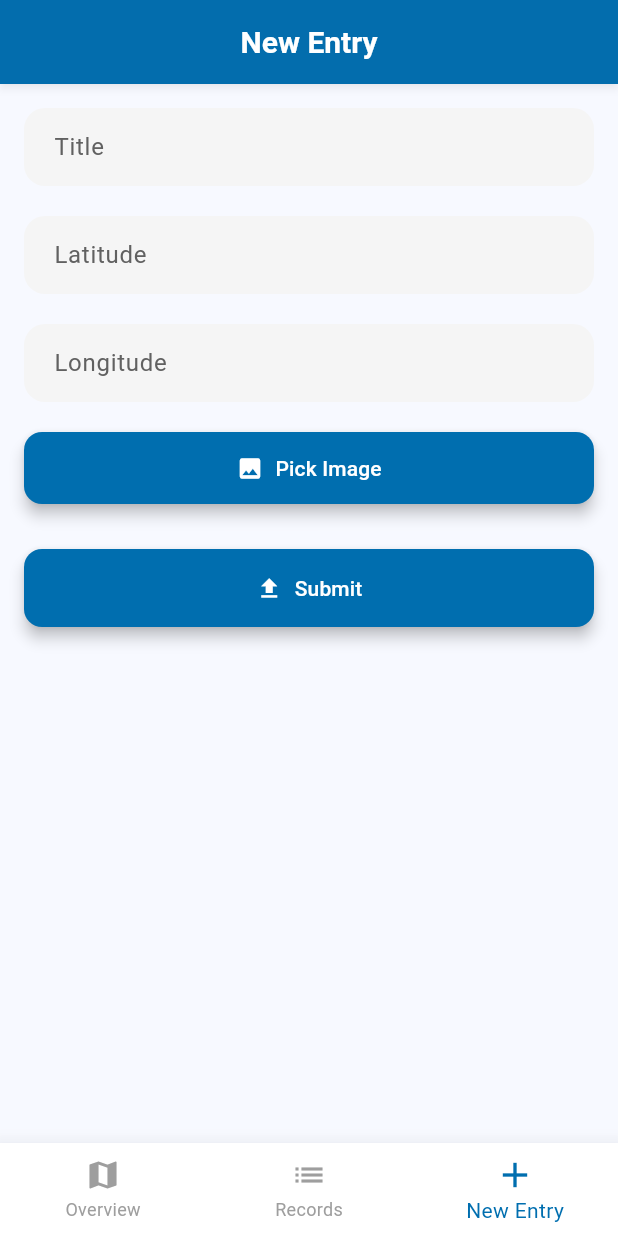
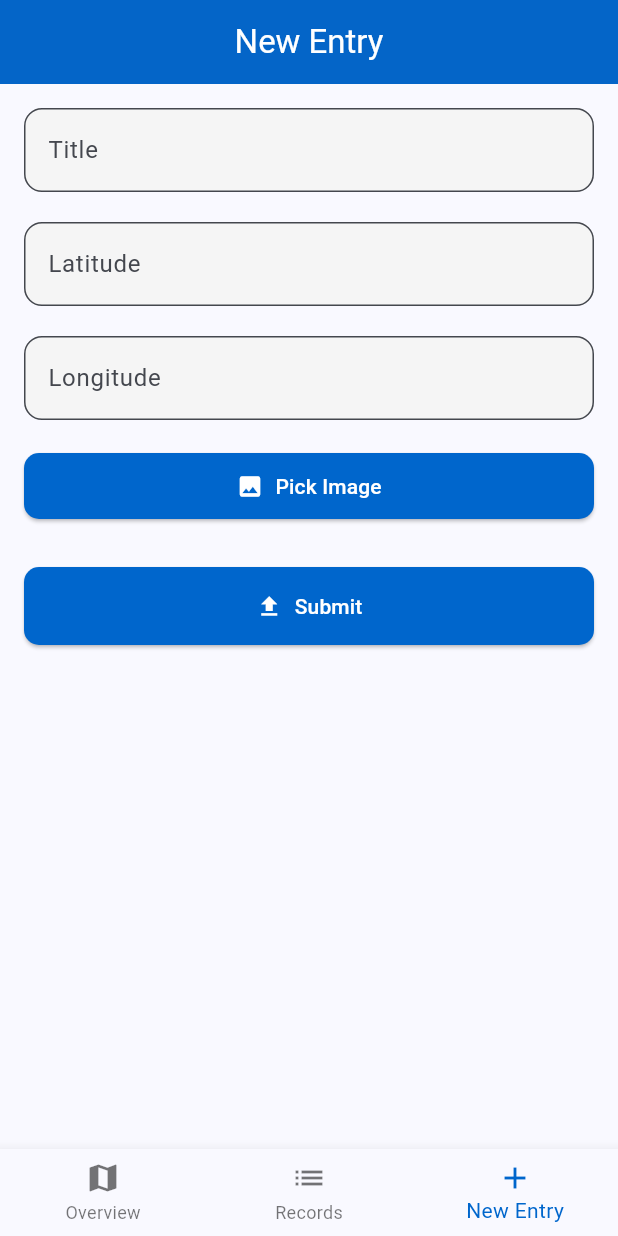
Before and after one commit to arnabdn/bangladesh_landmarks, a Flutter app: the screen it shows after launch, item 3 of the bottom bar chosen, on a phone screen of 412 x 824 dp. Run offline on Flutter 3.47's test engine with Material 3 defaults, Android fonts, the phone set to English and light mode, and no system bars; our stand-ins replace dio, flutter_image_compress, flutter_map, geolocator, image_picker, latlong2; network calls fail.

```diff
--- a/lib/main.dart
+++ b/lib/main.dart
@@ -26,58 +26,39 @@ class _MyAppState extends State<MyApp> {
   @override
   Widget build(BuildContext context) {
     return MaterialApp(
+      debugShowCheckedModeBanner: false,
+
       theme: ThemeData(
         useMaterial3: true,
 
         colorScheme: ColorScheme.fromSeed(
-          seedColor: const Color(0xFF006EAF),
-          primary: const Color(0xFF006EAF),
-          secondary: const Color(0xFFFFA726),
-          tertiary: const Color(0xFF26A69A),
+          seedColor: const Color(0xFF0066CC),
+          brightness: Brightness.light,
         ),
 
         appBarTheme: const AppBarTheme(
+          backgroundColor: Color(0xFF0066CC),
+          foregroundColor: Colors.white,
           elevation: 2,
-          shadowColor: Colors.black26,
-          backgroundColor: Color(0xFF006EAF),
-          foregroundColor: Colors.white,
           centerTitle: true,
-          titleTextStyle: TextStyle(
-            fontSize: 20,
-            fontWeight: FontWeight.w600,
-            color: Colors.white,
-          ),
-        ),
-
-        bottomNavigationBarTheme: const BottomNavigationBarThemeData(
-          backgroundColor: Colors.white,
-          selectedItemColor: Color(0xFF006EAF),
-          unselectedItemColor: Colors.grey,
-          selectedIconTheme: IconThemeData(size: 28),
-          unselectedIconTheme: IconThemeData(size: 24),
-          type: BottomNavigationBarType.fixed,
-          elevation: 12,
         ),
 
         cardTheme: const CardThemeData(
           color: Colors.white,
-          elevation: 4,
+          elevation: 3,
           shadowColor: Colors.black26,
           margin: EdgeInsets.symmetric(horizontal: 12, vertical: 8),
-          shape: RoundedRectangleBorder(
-            borderRadius: BorderRadius.all(Radius.circular(16)),
-          ),
         ),
 
-        elevatedButtonTheme: ElevatedButtonThemeData(
-          style: ElevatedButton.styleFrom(
-            backgroundColor: const Color(0xFF006EAF),
-            foregroundColor: Colors.white,
-            padding: const EdgeInsets.symmetric(horizontal: 22, vertical: 14),
-            shape: RoundedRectangleBorder(
-              borderRadius: BorderRadius.all(Radius.circular(12)),
-            ),
-            elevation: 4,
+        listTileTheme: const ListTileThemeData(
+          titleTextStyle: TextStyle(
+            fontSize: 16,
+            fontWeight: FontWeight.w600,
+            color: Colors.black,
+          ),
+          subtitleTextStyle: TextStyle(
+            fontSize: 13,
+            color: Colors.black87,
           ),
         ),
 
@@ -85,29 +66,19 @@ class _MyAppState extends State<MyApp> {
           filled: true,
           fillColor: Colors.grey.shade100,
           border: OutlineInputBorder(
-            borderRadius: BorderRadius.circular(14),
-            borderSide: BorderSide.none,
-          ),
-          focusedBorder: OutlineInputBorder(
-            borderRadius: BorderRadius.circular(14),
-            borderSide: const BorderSide(color: Color(0xFF006EAF), width: 2),
-          ),
-          labelStyle: TextStyle(color: Colors.grey.shade700),
-          contentPadding: const EdgeInsets.symmetric(horizontal: 16, vertical: 14),
-        ),
-
-        listTileTheme: const ListTileThemeData(
-          iconColor: Color(0xFF006EAF),
-          titleTextStyle: TextStyle(
-            fontSize: 17,
-            fontWeight: FontWeight.w600,
+            borderRadius: BorderRadius.circular(12),
           ),
         ),
 
-        snackBarTheme: const SnackBarThemeData(
-          backgroundColor: Color(0xFF006EAF),
-          contentTextStyle: TextStyle(color: Colors.white),
-          behavior: SnackBarBehavior.floating,
+        elevatedButtonTheme: ElevatedButtonThemeData(
+          style: ElevatedButton.styleFrom(
+            backgroundColor: const Color(0xFF0066CC),
+            foregroundColor: Colors.white,
+            shape: RoundedRectangleBorder(
+              borderRadius: BorderRadius.circular(10),
+            ),
+            padding: const EdgeInsets.symmetric(horizontal: 20, vertical: 12),
+          ),
         ),
       ),
 
@@ -116,6 +87,7 @@ class _MyAppState extends State<MyApp> {
         bottomNavigationBar: BottomNavigationBar(
           currentIndex: index,
           onTap: (value) => setState(() => index = value),
+          selectedItemColor: const Color(0xFF0066CC),
           items: const [
             BottomNavigationBarItem(icon: Icon(Icons.map), label: "Overview"),
             BottomNavigationBarItem(icon: Icon(Icons.list), label: "Records"),
```
